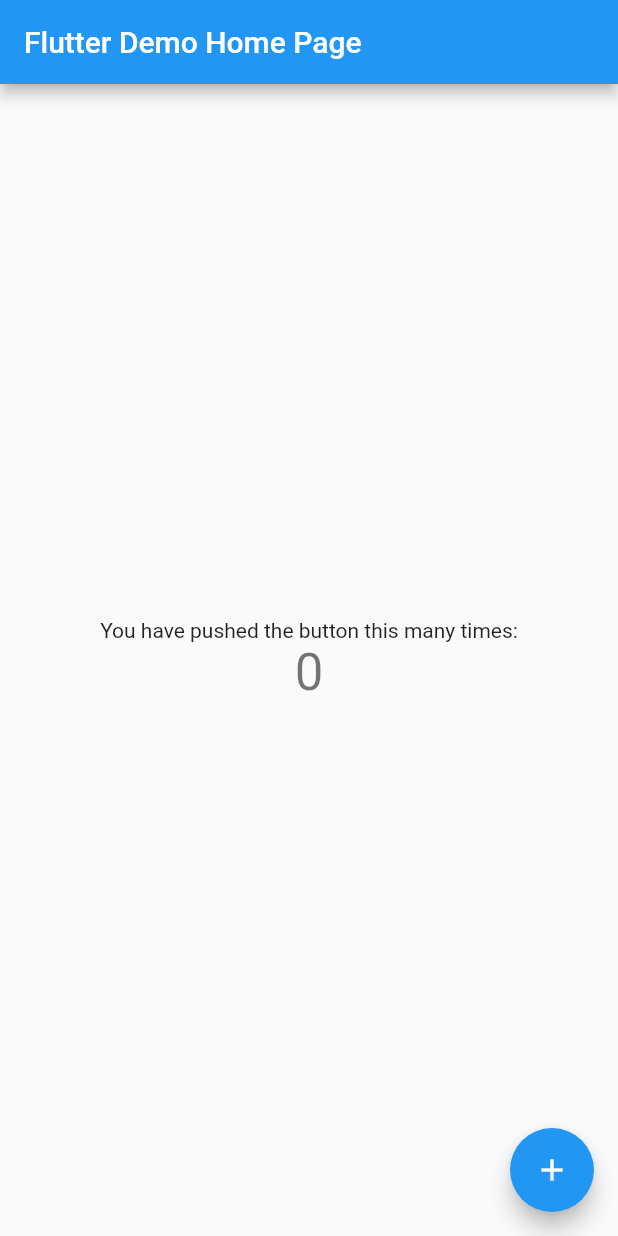
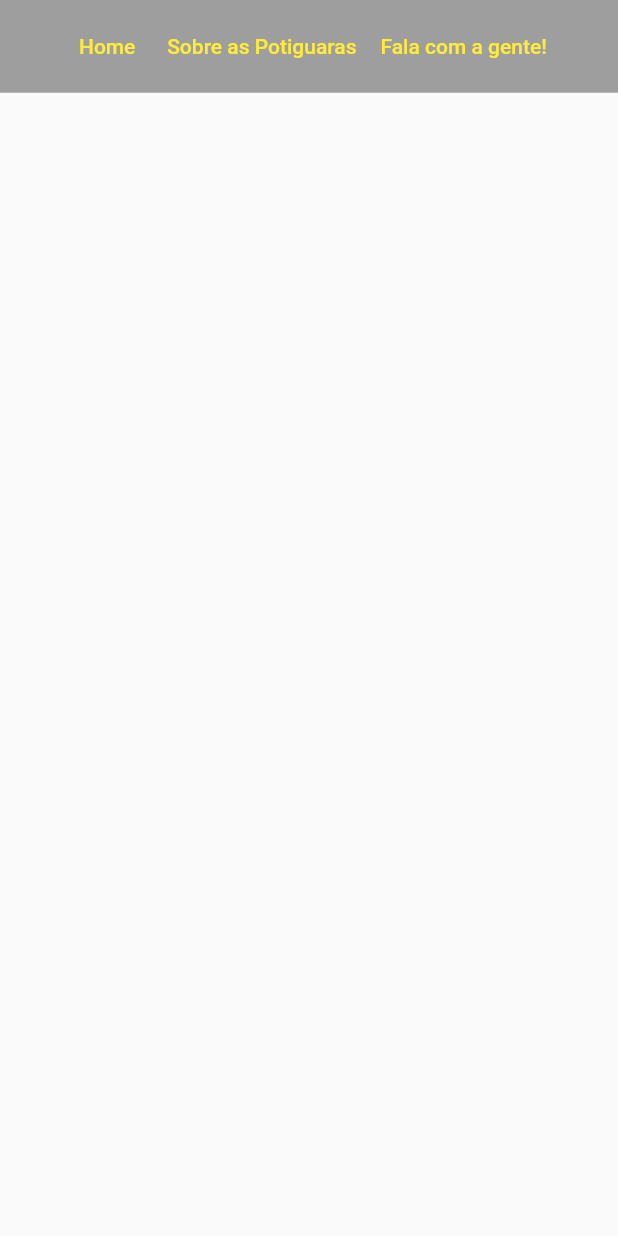
Before and after one commit to celjr/potiguaras, a Flutter app: the screen it shows after launch, on a phone screen of 412 x 824 dp. Run offline on Flutter 3.47's test engine with Material 2 defaults, Android fonts, the phone set to English and light mode, and no system bars.

Commit message:
comecei a dividir o programa para ficar melhor organizado, fiz um para o navbar e um oara home page

```diff
--- a/lib/main.dart
+++ b/lib/main.dart
@@ -1,115 +1,22 @@
 import 'package:flutter/material.dart';
+import 'my_home_page.dart';
 
 void main() {
-  runApp(const MyApp());
+  runApp(Mysite(mySiteName: "Potiguaras"));
 }
 
-class MyApp extends StatelessWidget {
-  const MyApp({Key? key}) : super(key: key);
-
-  // This widget is the root of your application.
-  @override
-  Widget build(BuildContext context) {
-    return MaterialApp(
-      title: 'Flutter Demo',
-      theme: ThemeData(
-        // This is the theme of your application.
-        //
-        // Try running your application with "flutter run". You'll see the
-        // application has a blue toolbar. Then, without quitting the app, try
-        // changing the primarySwatch below to Colors.green and then invoke
-        // "hot reload" (press "r" in the console where you ran "flutter run",
-        // or simply save your changes to "hot reload" in a Flutter IDE).
-        // Notice that the counter didn't reset back to zero; the application
-        // is not restarted.
-        primarySwatch: Colors.blue,
-      ),
-      home: const MyHomePage(title: 'Flutter Demo Home Page'),
-    );
-  }
-}
-
-class MyHomePage extends StatefulWidget {
-  const MyHomePage({Key? key, required this.title}) : super(key: key);
-
-  // This widget is the home page of your application. It is stateful, meaning
-  // that it has a State object (defined below) that contains fields that affect
-  // how it looks.
-
-  // This class is the configuration for the state. It holds the values (in this
-  // case the title) provided by the parent (in this case the App widget) and
-  // used by the build method of the State. Fields in a Widget subclass are
-  // always marked "final".
-
-  final String title;
-
-  @override
-  State<MyHomePage> createState() => _MyHomePageState();
-}
-
-class _MyHomePageState extends State<MyHomePage> {
-  int _counter = 0;
-
-  void _incrementCounter() {
-    setState(() {
-      // This call to setState tells the Flutter framework that something has
-      // changed in this State, which causes it to rerun the build method below
-      // so that the display can reflect the updated values. If we changed
-      // _counter without calling setState(), then the build method would not be
-      // called again, and so nothing would appear to happen.
-      _counter++;
-    });
+class Mysite extends StatelessWidget {
+  var mySiteName = "ainda não tem titulo";
+  Mysite({Key? key, String? mySiteName}) : super(key: key) {
+    mySiteName = this.mySiteName;
   }
 
   @override
   Widget build(BuildContext context) {
-    // This method is rerun every time setState is called, for instance as done
-    // by the _incrementCounter method above.
-    //
-    // The Flutter framework has been optimized to make rerunning build methods
-    // fast, so that you can just rebuild anything that needs updating rather
-    // than having to individually change instances of widgets.
-    return Scaffold(
-      appBar: AppBar(
-        // Here we take the value from the MyHomePage object that was created by
-        // the App.build method, and use it to set our appbar title.
-        title: Text(widget.title),
-      ),
-      body: Center(
-        // Center is a layout widget. It takes a single child and positions it
-        // in the middle of the parent.
-        child: Column(
-          // Column is also a layout widget. It takes a list of children and
-          // arranges them vertically. By default, it sizes itself to fit its
-          // children horizontally, and tries to be as tall as its parent.
-          //
-          // Invoke "debug painting" (press "p" in the console, choose the
-          // "Toggle Debug Paint" action from the Flutter Inspector in Android
-          // Studio, or the "Toggle Debug Paint" command in Visual Studio Code)
-          // to see the wireframe for each widget.
-          //
-          // Column has various properties to control how it sizes itself and
-          // how it positions its children. Here we use mainAxisAlignment to
-          // center the children vertically; the main axis here is the vertical
-          // axis because Columns are vertical (the cross axis would be
-          // horizontal).
-          mainAxisAlignment: MainAxisAlignment.center,
-          children: <Widget>[
-            const Text(
-              'You have pushed the button this many times:',
-            ),
-            Text(
-              '$_counter',
-              style: Theme.of(context).textTheme.headline4,
-            ),
-          ],
-        ),
-      ),
-      floatingActionButton: FloatingActionButton(
-        onPressed: _incrementCounter,
-        tooltip: 'Increment',
-        child: const Icon(Icons.add),
-      ), // This trailing comma makes auto-formatting nicer for build methods.
+    return MaterialApp(
+      title: mySiteName,
+      theme: ThemeData(primarySwatch: Colors.yellow),
+      home: MyHomePage(),
     );
   }
 }
--- /dev/null
+++ b/lib/my_home_page.dart
@@ -0,0 +1,16 @@
+import "package:flutter/material.dart";
+import 'package:potiguaras/nav_bar.dart';
+
+class MyHomePage extends StatelessWidget {
+  MyHomePage({Key? key}) : super(key: key);
+
+  @override
+  Widget build(BuildContext context) {
+    var screenSize = MediaQuery.of(context).size;
+    return Scaffold(
+        appBar: PreferredSize(
+      child: NavBar(),
+      preferredSize: screenSize,
+    ));
+  }
+}
--- /dev/null
+++ b/lib/nav_bar.dart
@@ -0,0 +1,39 @@
+import 'package:flutter/material.dart';
+
+class NavBar extends StatefulWidget {
+  const NavBar({Key? key}) : super(key: key);
+
+  @override
+  _NavBarState createState() => _NavBarState();
+}
+
+class _NavBarState extends State<NavBar> {
+  @override
+  Widget build(BuildContext context) {
+    var screenSize = MediaQuery.of(context).size;
+    return Flexible(
+      child: Container(
+        height: screenSize.height * 0.075,
+        color: Colors.grey,
+        child: Center(
+          child: Row(
+            mainAxisAlignment: MainAxisAlignment.center,
+            children: [
+              TextButton(
+                onPressed: () {},
+                child: Text("Home"),
+                onHover: (value) {
+                  if (value == true) {
+                    TextButton.styleFrom(primary: Colors.pink);
+                  } else {}
+                },
+              ),
+              TextButton(onPressed: () {}, child: Text("Sobre as Potiguaras")),
+              TextButton(onPressed: () {}, child: Text("Fala com a gente!"))
+            ],
+          ),
+        ),
+      ),
+    );
+  }
+}
```
Also changed, not shown: lib/teste.dart (deleted, +0 -99 lines), 2 other files.
